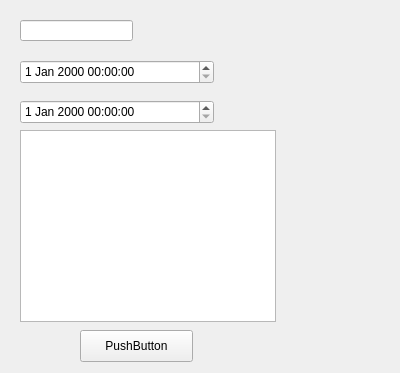
Before: the Qt Designer form qtSqlTry.ui in heliomaster/qtSqlTry, drawn with Qt 5.
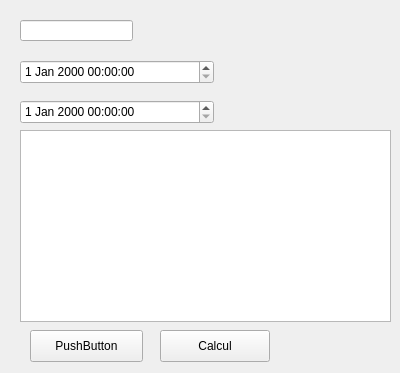
After: the same form once the commit is applied.

What changed in the file:
```diff
--- a/qtSqlTry.ui
+++ b/qtSqlTry.ui
@@ -51,7 +51,7 @@
     <rect>
      <x>20</x>
      <y>130</y>
-     <width>256</width>
+     <width>371</width>
      <height>192</height>
     </rect>
    </property>
@@ -59,7 +59,7 @@
   <widget class="QPushButton" name="pushButton">
    <property name="geometry">
     <rect>
-     <x>80</x>
+     <x>30</x>
      <y>330</y>
      <width>113</width>
      <height>32</height>
@@ -69,6 +69,19 @@
     <string>PushButton</string>
    </property>
   </widget>
+  <widget class="QPushButton" name="Calcul">
+   <property name="geometry">
+    <rect>
+     <x>160</x>
+     <y>330</y>
+     <width>110</width>
+     <height>32</height>
+    </rect>
+   </property>
+   <property name="text">
+    <string>Calcul</string>
+   </property>
+  </widget>
  </widget>
  <resources/>
  <connections/>
```
